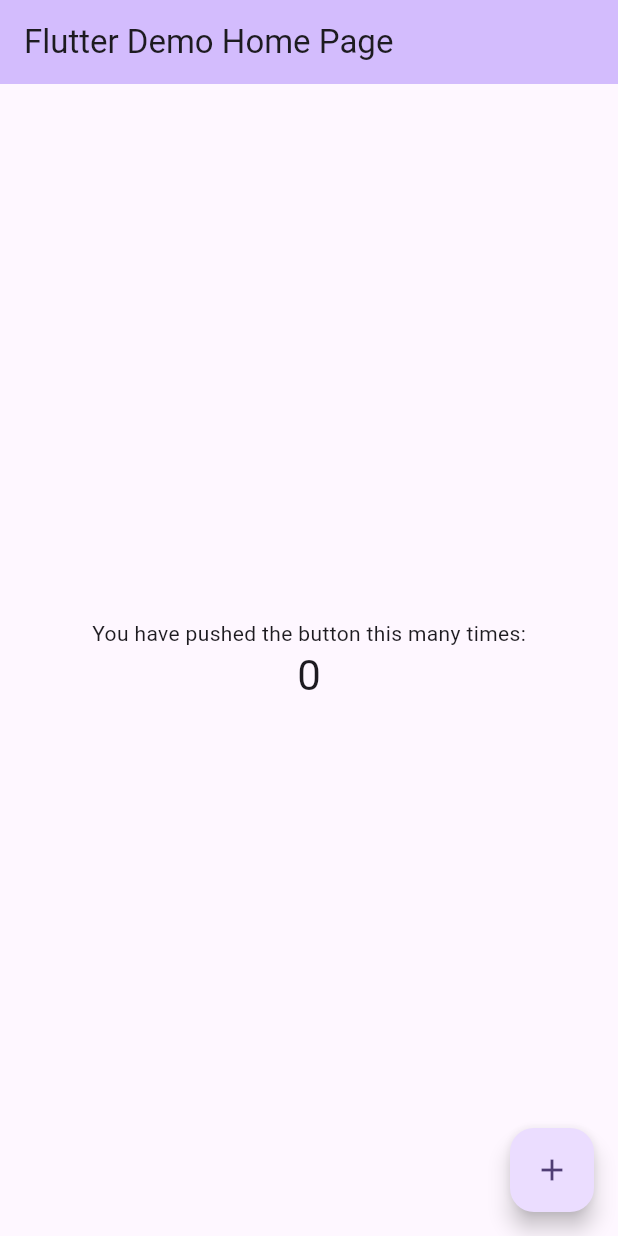
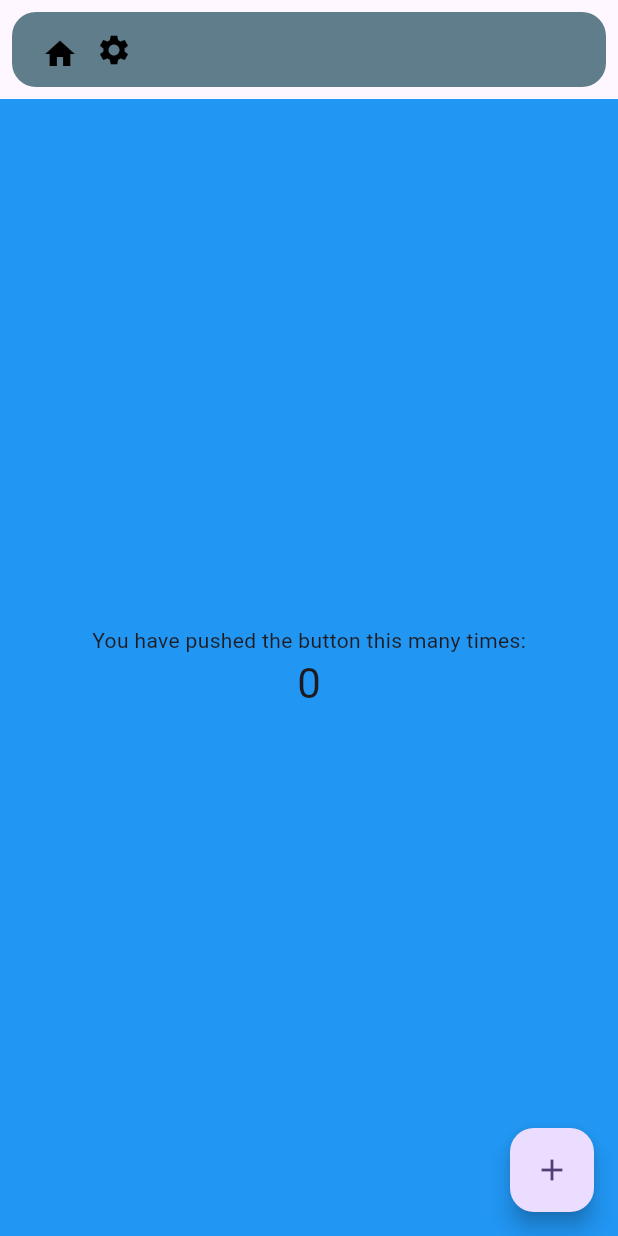
Before and after one commit to felixkriechbaum/topnavigation, a Flutter app: the screen it shows after launch, on a phone screen of 412 x 824 dp. Run offline on Flutter 3.47's test engine with Material 2 defaults, Android fonts, the phone set to English and light mode, and no system bars.

Commit message:
start implementing top navigation bar

```diff
--- a/example/lib/main.dart
+++ b/example/lib/main.dart
@@ -1,4 +1,9 @@
+import 'dart:developer';
+
 import 'package:flutter/material.dart';
+import 'package:topnavigation/topnavigation.dart';
+import 'package:topnavigation/topnavigationbaritem.dart';
+import 'package:topnavigation/topnavigationbartheme.dart';
 
 void main() {
   runApp(const MyApp());
@@ -7,27 +12,11 @@ void main() {
 class MyApp extends StatelessWidget {
   const MyApp({super.key});
 
-  // This widget is the root of your application.
   @override
   Widget build(BuildContext context) {
     return MaterialApp(
       title: 'Flutter Demo',
       theme: ThemeData(
-        // This is the theme of your application.
-        //
-        // TRY THIS: Try running your application with "flutter run". You'll see
-        // the application has a blue toolbar. Then, without quitting the app,
-        // try changing the seedColor in the colorScheme below to Colors.green
-        // and then invoke "hot reload" (save your changes or press the "hot
-        // reload" button in a Flutter-supported IDE, or press "r" if you used
-        // the command line to start the app).
-        //
-        // Notice that the counter didn't reset back to zero; the application
-        // state is not lost during the reload. To reset the state, use hot
-        // restart instead.
-        //
-        // This works for code too, not just values: Most code changes can be
-        // tested with just a hot reload.
         colorScheme: ColorScheme.fromSeed(seedColor: Colors.deepPurple),
         useMaterial3: true,
       ),
@@ -38,15 +27,6 @@ class MyApp extends StatelessWidget {
 
 class MyHomePage extends StatefulWidget {
   const MyHomePage({super.key, required this.title});
-
-  // This widget is the home page of your application. It is stateful, meaning
-  // that it has a State object (defined below) that contains fields that affect
-  // how it looks.
-
-  // This class is the configuration for the state. It holds the values (in this
-  // case the title) provided by the parent (in this case the App widget) and
-  // used by the build method of the State. Fields in a Widget subclass are
-  // always marked "final".
 
   final String title;
 
@@ -59,50 +39,45 @@ class _MyHomePageState extends State<MyHomePage> {
 
   void _incrementCounter() {
     setState(() {
-      // This call to setState tells the Flutter framework that something has
-      // changed in this State, which causes it to rerun the build method below
-      // so that the display can reflect the updated values. If we changed
-      // _counter without calling setState(), then the build method would not be
-      // called again, and so nothing would appear to happen.
       _counter++;
     });
   }
 
+  final TopNavigationBarTheme theme = const TopNavigationBarTheme(
+    backgroundColor: Colors.blueGrey,
+    borderRadius: 16,
+    height: 50,
+    margin: EdgeInsets.all(8),
+    padding: EdgeInsets.all(8),
+  );
+
+  final List<TopNavigationBarItem> items = [
+    TopNavigationBarItem(
+      item: const Icon(
+        Icons.home,
+        size: 24,
+        color: Colors.black,
+      ),
+      onPressed: () {
+        log("hello");
+      },
+      actions: const [],
+    ),
+    TopNavigationBarItem(
+      item: const Icon(Icons.settings, size: 24, color: Colors.black),
+      onPressed: () {},
+      actions: [IconButton(onPressed: () {}, icon: const Icon(Icons.add))],
+    ),
+  ];
+
   @override
   Widget build(BuildContext context) {
-    // This method is rerun every time setState is called, for instance as done
-    // by the _incrementCounter method above.
-    //
-    // The Flutter framework has been optimized to make rerunning build methods
-    // fast, so that you can just rebuild anything that needs updating rather
-    // than having to individually change instances of widgets.
     return Scaffold(
-      appBar: AppBar(
-        // TRY THIS: Try changing the color here to a specific color (to
-        // Colors.amber, perhaps?) and trigger a hot reload to see the AppBar
-        // change color while the other colors stay the same.
-        backgroundColor: Theme.of(context).colorScheme.inversePrimary,
-        // Here we take the value from the MyHomePage object that was created by
-        // the App.build method, and use it to set our appbar title.
-        title: Text(widget.title),
-      ),
-      body: Center(
-        // Center is a layout widget. It takes a single child and positions it
-        // in the middle of the parent.
+      body: TopNavigationBar(
+        topNavigationBarTheme: theme,
+        items: items,
+        content: Center(
           child: Column(
-          // Column is also a layout widget. It takes a list of children and
-          // arranges them vertically. By default, it sizes itself to fit its
-          // children horizontally, and tries to be as tall as its parent.
-          //
-          // Column has various properties to control how it sizes itself and
-          // how it positions its children. Here we use mainAxisAlignment to
-          // center the children vertically; the main axis here is the vertical
-          // axis because Columns are vertical (the cross axis would be
-          // horizontal).
-          //
-          // TRY THIS: Invoke "debug painting" (choose the "Toggle Debug Paint"
-          // action in the IDE, or press "p" in the console), to see the
-          // wireframe for each widget.
             mainAxisAlignment: MainAxisAlignment.center,
             children: <Widget>[
               const Text(
@@ -115,11 +90,12 @@ class _MyHomePageState extends State<MyHomePage> {
             ],
           ),
         ),
+      ),
       floatingActionButton: FloatingActionButton(
         onPressed: _incrementCounter,
         tooltip: 'Increment',
         child: const Icon(Icons.add),
-      ), // This trailing comma makes auto-formatting nicer for build methods.
+      ),
     );
   }
 }
--- a/lib/topnavigation.dart
+++ b/lib/topnavigation.dart
@@ -1 +1,38 @@
 library topnavigation;
+
+import 'package:flutter/material.dart';
+import 'package:topnavigation/topnavigationbaritem.dart';
+import 'package:topnavigation/topnavigationbartheme.dart';
+
+class TopNavigationBar extends StatelessWidget {
+  final Widget content;
+  final List<TopNavigationBarItem> items;
+  final TopNavigationBarTheme topNavigationBarTheme;
+  const TopNavigationBar(
+      {required this.content,
+      required this.items,
+      this.topNavigationBarTheme = const TopNavigationBarTheme(),
+      super.key});
+
+  @override
+  Widget build(BuildContext context) {
+    return Column(
+      children: [
+        Container(
+          decoration: BoxDecoration(
+            color: topNavigationBarTheme.backgroundColor,
+            borderRadius: BorderRadius.all(
+                Radius.circular(topNavigationBarTheme.borderRadius)),
+          ),
+          margin: topNavigationBarTheme.margin,
+          padding: topNavigationBarTheme.padding,
+          height: topNavigationBarTheme.height,
+          child: Row(children: items.map((e) => e).toList()),
+        ),
+        Expanded(
+          child: Container(color: Colors.blue, child: content),
+        ),
+      ],
+    );
+  }
+}
--- /dev/null
+++ b/lib/topnavigationbaritem.dart
@@ -0,0 +1,39 @@
+import 'package:flutter/material.dart';
+
+class TopNavigationBarItem extends StatelessWidget {
+  final Widget item;
+  final String tooltip;
+  final VoidCallback onPressed;
+  final List<Widget> actions;
+  const TopNavigationBarItem(
+      {required this.item,
+      required this.onPressed,
+      this.tooltip = "",
+      this.actions = const [],
+      super.key});
+
+  @override
+  Widget build(BuildContext context) {
+    return actions.isEmpty ? buildStatic() : buildPopup();
+  }
+
+  Widget buildStatic() {
+    return Tooltip(
+      message: tooltip,
+      child: IconButton(
+        onPressed: () => onPressed(),
+        icon: item,
+      ),
+    );
+  }
+
+  Widget buildPopup() {
+    return PopupMenuButton(
+        tooltip: tooltip,
+        onSelected: (value) => onPressed(),
+        onOpened: () => onPressed(),
+        itemBuilder: (context) =>
+            actions.map((e) => PopupMenuItem(child: e)).toList(),
+        child: item);
+  }
+}
--- /dev/null
+++ b/lib/topnavigationbartheme.dart
@@ -0,0 +1,17 @@
+import 'package:flutter/material.dart';
+
+class TopNavigationBarTheme {
+  final Color backgroundColor;
+  final double borderRadius;
+  final double height;
+  final EdgeInsets margin;
+  final EdgeInsets padding;
+
+  const TopNavigationBarTheme({
+    this.backgroundColor = Colors.black,
+    this.borderRadius = 16,
+    this.height = 50,
+    this.margin = const EdgeInsets.all(8),
+    this.padding = const EdgeInsets.all(8),
+  });
+}
```
Also changed, not shown: example/pubspec.yaml (+15 -66 lines). Lines whose indentation alone changed are shown as unchanged.
